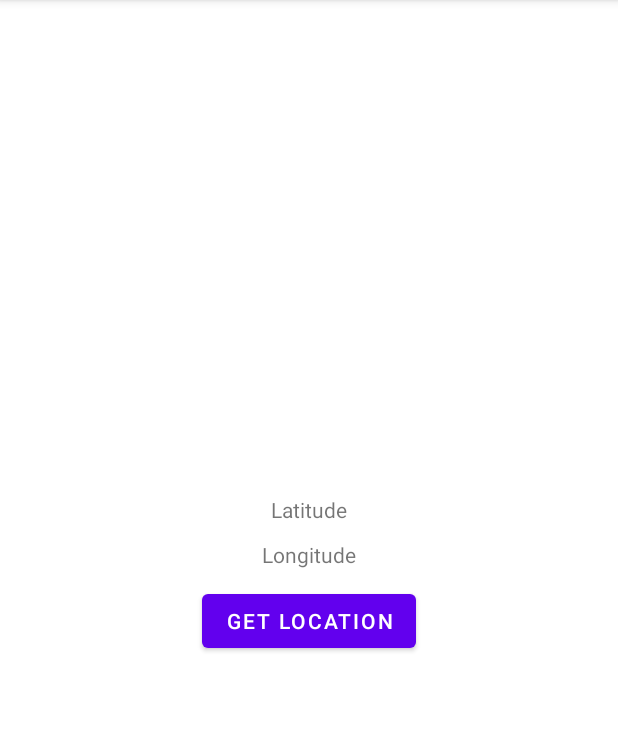
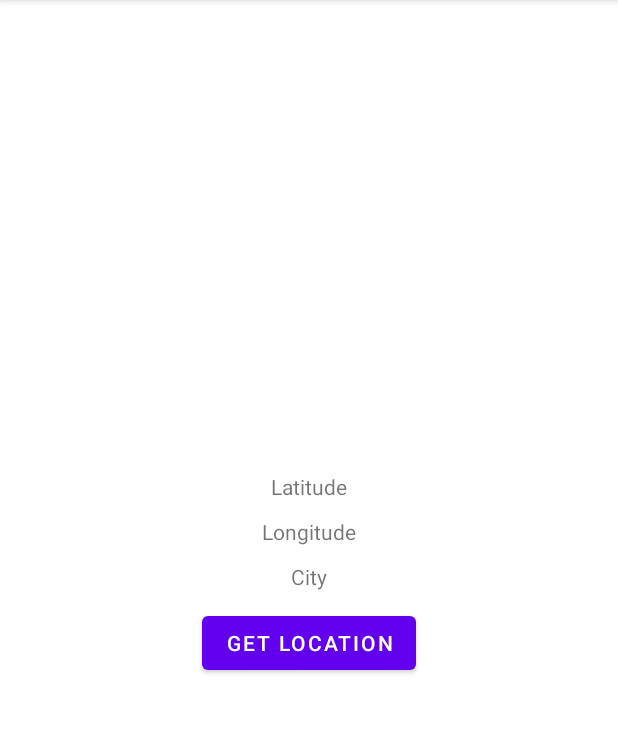
Before and after one commit to kriti-ixix/android130, an Android app: the UserLocation screen opened directly, with no data from a screen before it, after a tap on "GET LOCATION", on a phone screen of 412 x 824 dp, the part 84-817 px from its top. Run offline under Robolectric (Android 15) with nearby library versions, the phone set to English and light mode, and no system bars.

Commit message:
getting user location and address

```diff
--- a/app/build.gradle
+++ b/app/build.gradle
@@ -41,6 +41,7 @@ dependencies {
     implementation 'androidx.legacy:legacy-support-v4:1.0.0'
     implementation 'com.google.android.gms:play-services-maps:18.0.2'
     implementation 'com.google.firebase:firebase-auth:21.0.4'
+    implementation 'com.google.android.gms:play-services-location:19.0.1'
     implementation 'org.tensorflow:tensorflow-lite-support:0.1.0'
     implementation 'org.tensorflow:tensorflow-lite-metadata:0.1.0'
     testImplementation 'junit:junit:4.13.2'
--- a/app/src/main/java/com/kriti/android1_30/UserLocation.java
+++ b/app/src/main/java/com/kriti/android1_30/UserLocation.java
@@ -6,19 +6,34 @@ import androidx.core.app.ActivityCompat;
 
 import android.Manifest;
 import android.content.pm.PackageManager;
+
+import com.google.android.gms.location.LocationCallback;
+import com.google.android.gms.location.LocationRequest;
+import com.google.android.gms.location.LocationResult;
+import com.google.android.gms.location.LocationServices;
+
+import android.location.Address;
+import android.location.Geocoder;
+import android.location.Location;
 import android.os.Bundle;
+import android.os.Looper;
 import android.view.PixelCopy;
 import android.view.View;
 import android.widget.Button;
 import android.widget.TextView;
 import android.widget.Toast;
 
+import java.util.List;
+import java.util.Locale;
+
 public class UserLocation extends AppCompatActivity {
 
-    TextView latitudeTextView, longitudeTextView;
+    TextView latitudeTextView, longitudeTextView, cityTextView;
     Button button;
+    LocationRequest locationRequest;
     final int LOCATION_REQ_CODE = 100;
     double latitude = 0, longitude = 0;
+    String city = "City";
 
     @Override
     protected void onCreate(Bundle savedInstanceState) {
@@ -27,22 +42,19 @@ public class UserLocation extends AppCompatActivity {
 
         latitudeTextView = findViewById(R.id.latitudeTextView);
         longitudeTextView = findViewById(R.id.longitudeTextView);
+        cityTextView = findViewById(R.id.cityTextView);
         button = findViewById(R.id.getLocationButton);
+
+        locationRequest = LocationRequest.create();
+        locationRequest.setPriority(LocationRequest.PRIORITY_HIGH_ACCURACY);
+        locationRequest.setInterval(5000);
+        locationRequest.setFastestInterval(2000);
 
         button.setOnClickListener(new View.OnClickListener() {
             @Override
-            public void onClick(View view) {
-                if (ActivityCompat.checkSelfPermission(UserLocation.this,
-                        Manifest.permission.ACCESS_FINE_LOCATION) == PackageManager.PERMISSION_GRANTED)
-                {
-                    // Have the permission to access the location
-                    getLocation();
-                }
-                else
-                {
-                    // Ask for the permission
-                    requestPermissions(new String[]{Manifest.permission.ACCESS_FINE_LOCATION}, LOCATION_REQ_CODE);
-                }
+            public void onClick(View view)
+            {
+                getLocation();
             }
         });
     }
@@ -50,7 +62,6 @@ public class UserLocation extends AppCompatActivity {
     @Override
     public void onRequestPermissionsResult(int requestCode, @NonNull String[] permissions, @NonNull int[] grantResults) {
         super.onRequestPermissionsResult(requestCode, permissions, grantResults);
-
         if (grantResults.length > 0 && grantResults[0] == PackageManager.PERMISSION_GRANTED)
             getLocation();
         else
@@ -59,6 +70,55 @@ public class UserLocation extends AppCompatActivity {
 
     void getLocation()
     {
-        Toast.makeText(UserLocation.this, "Location access granted", Toast.LENGTH_LONG).show();
+        if (ActivityCompat.checkSelfPermission(UserLocation.this,
+                Manifest.permission.ACCESS_FINE_LOCATION) == PackageManager.PERMISSION_GRANTED)
+        {
+            // Have the permission to access the location
+            LocationServices.getFusedLocationProviderClient(this)
+                    .requestLocationUpdates(locationRequest, new LocationCallback() {
+                        @Override
+                        public void onLocationResult(@NonNull LocationResult locationResult) {
+                            super.onLocationResult(locationResult);
+                            LocationServices.getFusedLocationProviderClient(UserLocation.this)
+                                    .removeLocationUpdates(this);
+
+                            int locationSize = locationResult.getLocations().size();
+
+                            if (locationSize > 0)
+                            {
+                                int index = locationSize - 1;
+                                Location location = locationResult.getLocations().get(index);
+                                latitude = location.getLatitude();
+                                longitude = location.getLongitude();
+
+                                latitudeTextView.setText("Latitude: " + String.valueOf(latitude));
+                                longitudeTextView.setText("Longitude: " + String.valueOf(longitude));
+
+                                try
+                                {
+                                    Geocoder geocoder = new Geocoder(getApplicationContext(), Locale.getDefault());
+                                    List<Address> addressList = geocoder.getFromLocation(latitude, longitude, 1);
+
+                                    if (addressList.size() > 0)
+                                        city = "City: " + addressList.get(0).getLocality();
+                                    cityTextView.setText(city);
+
+                                }
+
+                                catch (Exception e)
+                                {
+                                    e.printStackTrace();
+                                }
+
+                            }
+
+                        }
+                    }, Looper.getMainLooper());
+        }
+        else
+        {
+            // Ask for the permission
+            requestPermissions(new String[]{Manifest.permission.ACCESS_FINE_LOCATION}, LOCATION_REQ_CODE);
+        }
     }
 }
--- a/app/src/main/res/layout/activity_user_location.xml
+++ b/app/src/main/res/layout/activity_user_location.xml
@@ -22,6 +22,13 @@
         android:layout_margin="5dp"
         android:id="@+id/longitudeTextView"/>
 
+    <TextView
+        android:layout_width="wrap_content"
+        android:layout_height="wrap_content"
+        android:text="City"
+        android:layout_margin="5dp"
+        android:id="@+id/cityTextView"/>
+
     <Button
         android:layout_width="wrap_content"
         android:layout_height="wrap_content"
```
